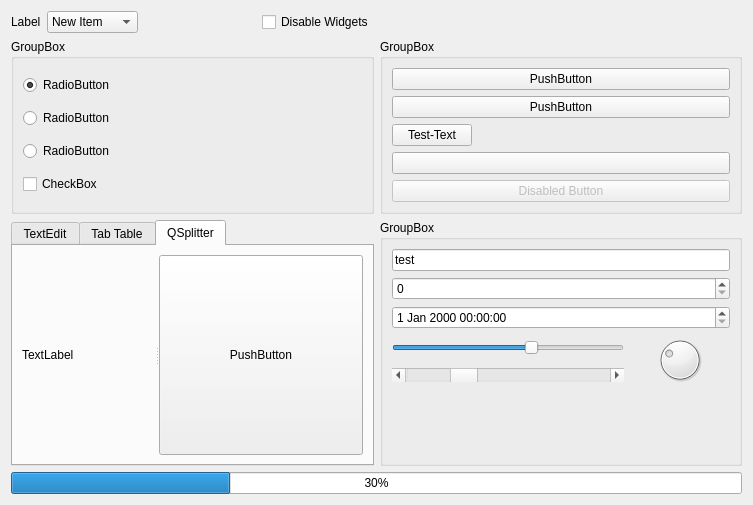
Before: the Qt Designer form tsl/ui/test_window.ui in TUV-SUD-Product-Service-GmbH/QuteStyle, drawn with Qt 5.
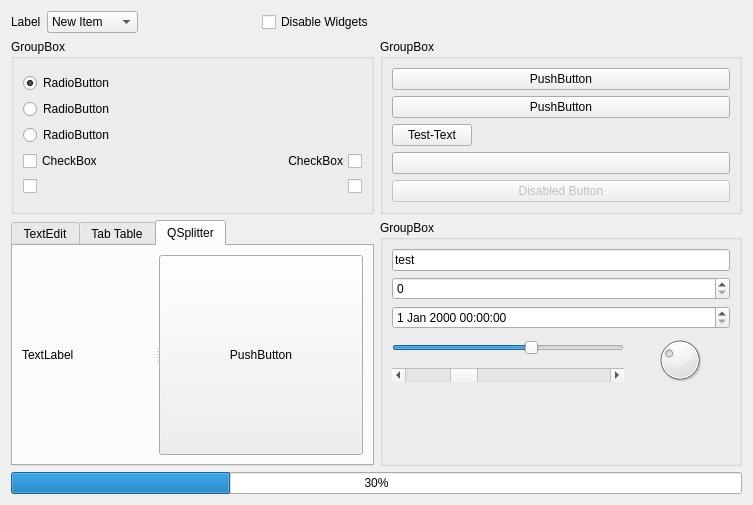
After: the same form once the commit is applied. Custom widgets are drawn as their Qt base class.

Commit message:
Merged PR 4339: toggle checkbox is now sensitive to layoutDirection
- set offset for text and rectangle
- toggle checkbox is now sensitive to layoutDirection
- version updated

Related work items: #57567

What changed in the file:
```diff
--- a/tsl/ui/test_window.ui
+++ b/tsl/ui/test_window.ui
@@ -215,6 +215,8 @@
      </property>
      <layout class="QVBoxLayout" name="verticalLayout_4">
       <item>
+       <layout class="QVBoxLayout" name="verticalLayout_5">
+        <item>
        <widget class="QRadioButton" name="radioButton">
         <property name="toolTipDuration">
          <number>-10</number>
@@ -242,9 +244,45 @@
        </widget>
       </item>
       <item>
+         <layout class="QHBoxLayout" name="horizontalLayout_5">
+          <item>
+           <widget class="Toggle" name="checkBox_3">
+            <property name="text">
+             <string>CheckBox</string>
+            </property>
+           </widget>
+          </item>
+          <item>
+           <spacer name="horizontalSpacer_3">
+            <property name="orientation">
+             <enum>Qt::Horizontal</enum>
+            </property>
+            <property name="sizeHint" stdset="0">
+             <size>
+              <width>40</width>
+              <height>20</height>
+             </size>
+            </property>
+           </spacer>
+          </item>
+          <item>
+           <widget class="Toggle" name="checkBox_4">
+            <property name="layoutDirection">
+             <enum>Qt::RightToLeft</enum>
+            </property>
+            <property name="text">
+             <string>CheckBox</string>
+            </property>
+           </widget>
+          </item>
+         </layout>
+        </item>
+        <item>
+         <layout class="QHBoxLayout" name="horizontalLayout_4">
+          <item>
        <widget class="Toggle" name="checkBox">
         <property name="text">
-         <string>CheckBox</string>
+             <string/>
         </property>
         <property name="checkable">
          <bool>true</bool>
@@ -259,6 +297,33 @@
          <bool>true</bool>
         </property>
        </widget>
+          </item>
+          <item>
+           <spacer name="horizontalSpacer_4">
+            <property name="orientation">
+             <enum>Qt::Horizontal</enum>
+            </property>
+            <property name="sizeHint" stdset="0">
+             <size>
+              <width>40</width>
+              <height>20</height>
+             </size>
+            </property>
+           </spacer>
+          </item>
+          <item>
+           <widget class="Toggle" name="checkBox_2">
+            <property name="layoutDirection">
+             <enum>Qt::RightToLeft</enum>
+            </property>
+            <property name="text">
+             <string/>
+            </property>
+           </widget>
+          </item>
+         </layout>
+        </item>
+       </layout>
       </item>
      </layout>
     </widget>
```
Lines whose indentation alone changed are shown as unchanged. The commit also changes 3 other files.
